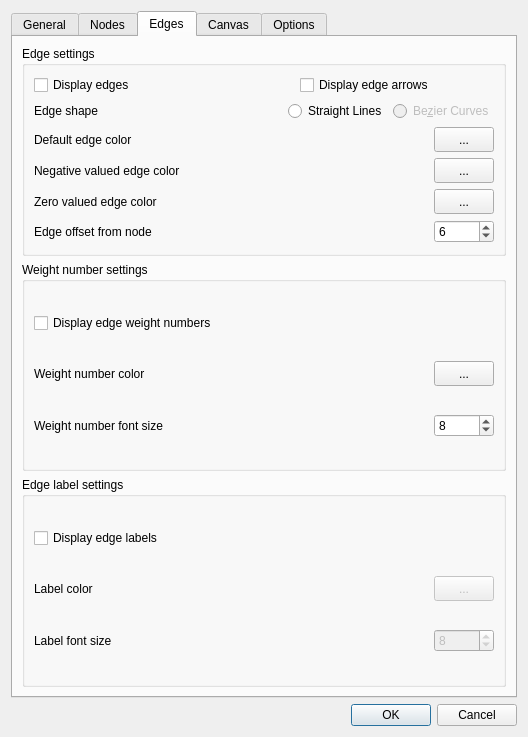
Before: the Qt Designer form src/forms/dialogsettings.ui in socnetv/app, drawn with Qt 5.
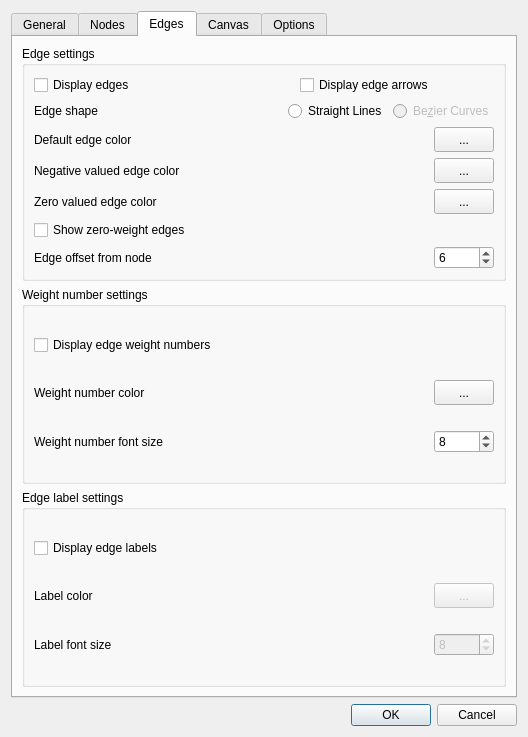
After: the same form once the commit is applied. The open tabs and pages were chosen to show the change.

Commit message: Closes #30 | Zero-weight edge support: configurable color + show/hide toggle

```diff
--- a/src/forms/dialogsettings.ui
+++ b/src/forms/dialogsettings.ui
@@ -1492,6 +1492,20 @@
             </item>
            </layout>
           </item>
+          <item>
+           <layout class="QHBoxLayout" name="horizontalLayout_zeroshow">
+            <item>
+             <widget class="QCheckBox" name="showZeroWeightEdgesChkBox">
+              <property name="toolTip">
+               <string>&lt;html&gt;&lt;head/&gt;&lt;body&gt;&lt;p&gt;&lt;span style=&quot; font-weight:600;&quot;&gt;Show zero-weight edges&lt;/span&gt;&lt;/p&gt;&lt;p&gt;When checked, edges with weight 0 are drawn on the canvas using the zero-valued edge color above. When unchecked, they are silently skipped on load — no ghost edges appear.&lt;/p&gt;&lt;p&gt;Zero-weight edges are never included in any SNA computation regardless of this setting.&lt;/p&gt;&lt;/body&gt;&lt;/html&gt;</string>
+              </property>
+              <property name="text">
+               <string>Show zero-weight edges</string>
+              </property>
+             </widget>
+            </item>
+           </layout>
+          </item>
           <item>
            <layout class="QHBoxLayout" name="horizontalLayout_24">
             <item>
```
The commit also changes 7 other files.
